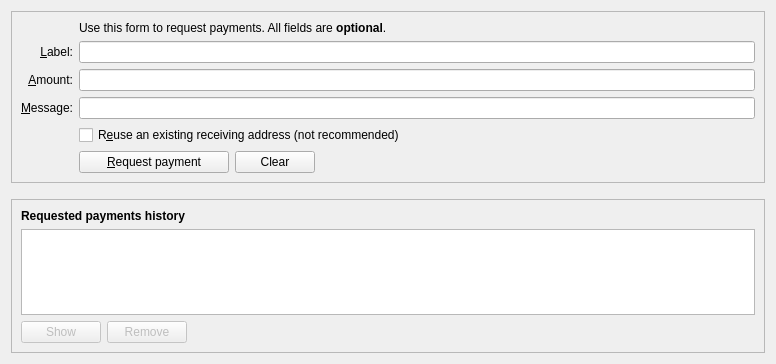
First picture: the form in src/qt/forms/receivecoinsdialog.ui, repository FantasyGold/FantasyGold-Core, before the edit.
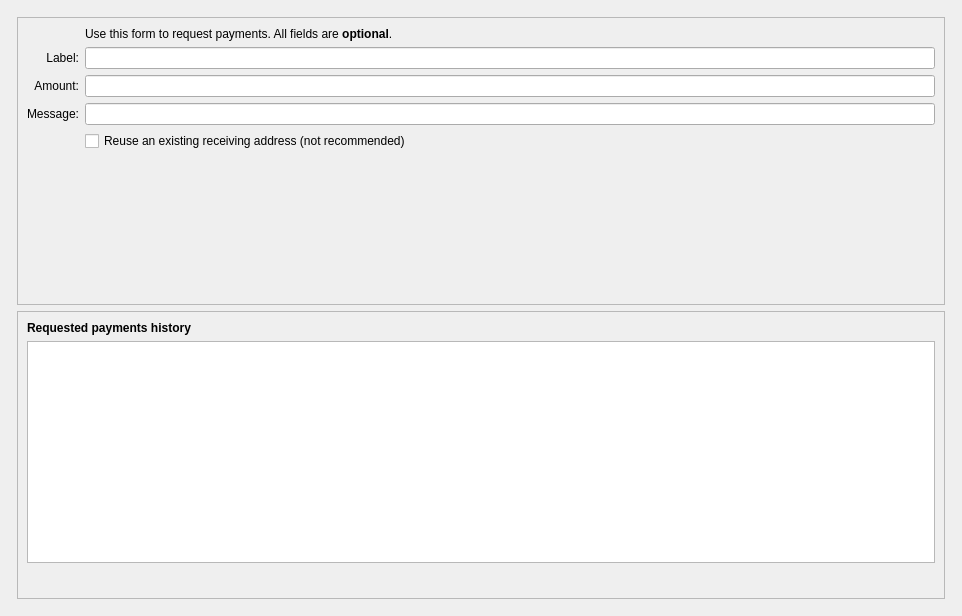
Second picture: the form after the edit. Icons and pictures are not drawn. Custom widgets are drawn as their Qt base class.

What changed in the file:
```diff
--- a/src/qt/forms/receivecoinsdialog.ui
+++ b/src/qt/forms/receivecoinsdialog.ui
@@ -6,11 +6,31 @@
    <rect>
     <x>0</x>
     <y>0</y>
-    <width>776</width>
-    <height>364</height>
+    <width>962</width>
+    <height>616</height>
    </rect>
   </property>
-  <layout class="QVBoxLayout" name="verticalLayout" stretch="0,0,1">
+  <layout class="QVBoxLayout" name="verticalLayout" stretch="0">
+   <item>
+    <layout class="QVBoxLayout" name="verticalLayout_Master" stretch="0">
+     <property name="spacing">
+      <number>0</number>
+     </property>
+     <item>
+      <widget class="QFrame" name="frame_BG">
+       <layout class="QVBoxLayout" name="verticalLayout_5">
+        <property name="leftMargin">
+         <number>6</number>
+        </property>
+        <property name="topMargin">
+         <number>6</number>
+        </property>
+        <property name="rightMargin">
+         <number>6</number>
+        </property>
+        <property name="bottomMargin">
+         <number>6</number>
+        </property>
    <item>
     <widget class="QFrame" name="frame2">
      <property name="sizePolicy">
@@ -34,7 +54,7 @@
            <string>Reuse one of the previously used receiving addresses.&lt;br&gt;Reusing addresses has security and privacy issues.&lt;br&gt;Do not use this unless re-generating a payment request made before.</string>
           </property>
           <property name="text">
-           <string>R&amp;euse an existing receiving address (not recommended)</string>
+                <string>Reuse an existing receiving address (not recommended)</string>
           </property>
          </widget>
         </item>
@@ -51,7 +71,7 @@
            <string>An optional message to attach to the payment request, which will be displayed when the request is opened. Note: The message will not be sent with the payment over the FantasyGold network.</string>
           </property>
           <property name="text">
-           <string>&amp;Message:</string>
+                <string>Message:</string>
           </property>
           <property name="alignment">
            <set>Qt::AlignRight|Qt::AlignTrailing|Qt::AlignVCenter</set>
@@ -88,7 +108,7 @@
            <string>An optional label to associate with the new receiving address.</string>
           </property>
           <property name="text">
-           <string>&amp;Label:</string>
+                <string>Label:</string>
           </property>
           <property name="alignment">
            <set>Qt::AlignRight|Qt::AlignTrailing|Qt::AlignVCenter</set>
@@ -104,7 +124,7 @@
            <string>An optional amount to request. Leave this empty or zero to not request a specific amount.</string>
           </property>
           <property name="text">
-           <string>&amp;Amount:</string>
+                <string>Amount:</string>
           </property>
           <property name="alignment">
            <set>Qt::AlignRight|Qt::AlignTrailing|Qt::AlignVCenter</set>
@@ -127,27 +147,34 @@
           </property>
          </widget>
         </item>
+             <item row="8" column="0">
+              <widget class="QLabel" name="label_7">
+               <property name="text">
+                <string/>
+               </property>
+              </widget>
+             </item>
         <item row="8" column="2">
          <layout class="QHBoxLayout" name="horizontalLayout">
           <item>
-           <widget class="QPushButton" name="receiveButton">
+                <widget class="QtMaterialFlatButton" name="receiveButton" native="true">
             <property name="minimumSize">
              <size>
               <width>150</width>
               <height>0</height>
              </size>
             </property>
-            <property name="text">
-             <string>&amp;Request payment</string>
-            </property>
-            <property name="icon">
+                 <property name="text" stdset="0">
+                  <string>Request payment</string>
+                 </property>
+                 <property name="icon" stdset="0">
              <iconset resource="../fantasygold.qrc">
               <normaloff>:/icons/receiving_addresses</normaloff>:/icons/receiving_addresses</iconset>
             </property>
            </widget>
           </item>
           <item>
-           <widget class="QPushButton" name="clearButton">
+                <widget class="QtMaterialFlatButton" name="clearButton" native="true">
             <property name="sizePolicy">
              <sizepolicy hsizetype="Minimum" vsizetype="Fixed">
               <horstretch>0</horstretch>
@@ -157,14 +184,14 @@
             <property name="toolTip">
              <string>Clear all fields of the form.</string>
             </property>
-            <property name="text">
+                 <property name="text" stdset="0">
              <string>Clear</string>
             </property>
-            <property name="icon">
+                 <property name="icon" stdset="0">
              <iconset resource="../fantasygold.qrc">
               <normaloff>:/icons/remove</normaloff>:/icons/remove</iconset>
             </property>
-            <property name="autoDefault">
+                 <property name="autoDefault" stdset="0">
              <bool>false</bool>
             </property>
            </widget>
@@ -184,30 +211,23 @@
           </item>
          </layout>
         </item>
-        <item row="8" column="0">
-         <widget class="QLabel" name="label_7">
-          <property name="text">
-           <string/>
-          </property>
-         </widget>
-        </item>
-       </layout>
-      </item>
-     </layout>
-    </widget>
-   </item>
-   <item>
-    <spacer name="verticalSpacer_2">
+             <item row="9" column="2">
+              <spacer name="verticalSpacer">
      <property name="orientation">
       <enum>Qt::Vertical</enum>
      </property>
      <property name="sizeHint" stdset="0">
       <size>
        <width>20</width>
-       <height>10</height>
+                 <height>40</height>
       </size>
      </property>
     </spacer>
+             </item>
+            </layout>
+           </item>
+          </layout>
+         </widget>
    </item>
    <item>
     <widget class="QFrame" name="frame">
@@ -290,41 +310,41 @@
       <item>
        <layout class="QHBoxLayout" name="horizontalLayout_2">
         <item>
-         <widget class="QPushButton" name="showRequestButton">
+              <widget class="QtMaterialFlatButton" name="showRequestButton" native="true">
           <property name="enabled">
            <bool>false</bool>
           </property>
           <property name="toolTip">
            <string>Show the selected request (does the same as double clicking an entry)</string>
           </property>
-          <property name="text">
+               <property name="text" stdset="0">
            <string>Show</string>
           </property>
-          <property name="icon">
+               <property name="icon" stdset="0">
            <iconset resource="../fantasygold.qrc">
             <normaloff>:/icons/edit</normaloff>:/icons/edit</iconset>
           </property>
-          <property name="autoDefault">
+               <property name="autoDefault" stdset="0">
            <bool>false</bool>
           </property>
          </widget>
         </item>
         <item>
-         <widget class="QPushButton" name="removeRequestButton">
+              <widget class="QtMaterialFlatButton" name="removeRequestButton" native="true">
           <property name="enabled">
            <bool>false</bool>
           </property>
           <property name="toolTip">
            <string>Remove the selected entries from the list</string>
           </property>
-          <property name="text">
+               <property name="text" stdset="0">
            <string>Remove</string>
           </property>
-          <property name="icon">
+               <property name="icon" stdset="0">
            <iconset resource="../fantasygold.qrc">
             <normaloff>:/icons/remove</normaloff>:/icons/remove</iconset>
           </property>
-          <property name="autoDefault">
+               <property name="autoDefault" stdset="0">
            <bool>false</bool>
           </property>
          </widget>
@@ -349,7 +369,17 @@
    </item>
   </layout>
  </widget>
+     </item>
+    </layout>
+   </item>
+  </layout>
+ </widget>
  <customwidgets>
+  <customwidget>
+   <class>QtMaterialFlatButton</class>
+   <extends>QWidget</extends>
+   <header>qtmaterialflatbutton.h</header>
+  </customwidget>
   <customwidget>
    <class>BitcoinAmountField</class>
    <extends>QLineEdit</extends>
```
Lines whose indentation alone changed are shown as unchanged.
